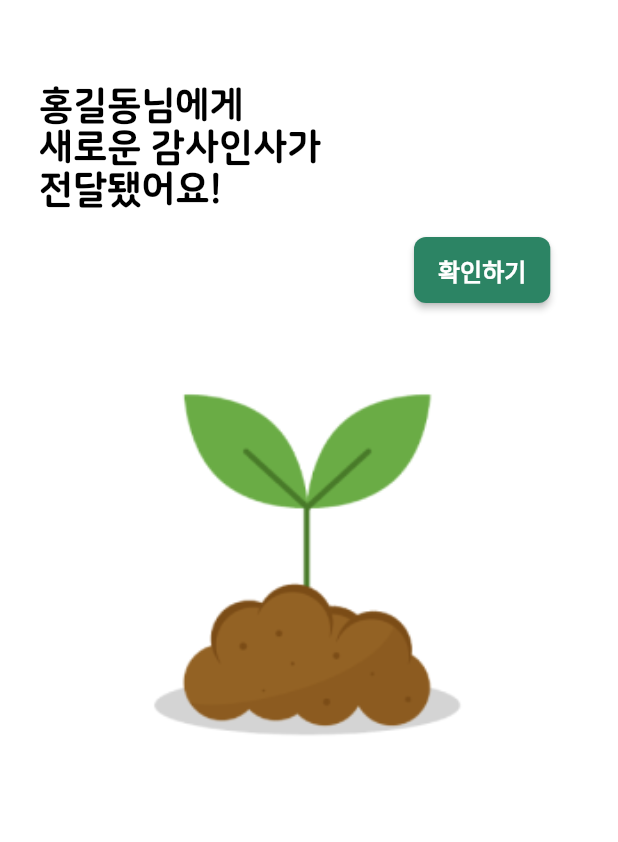
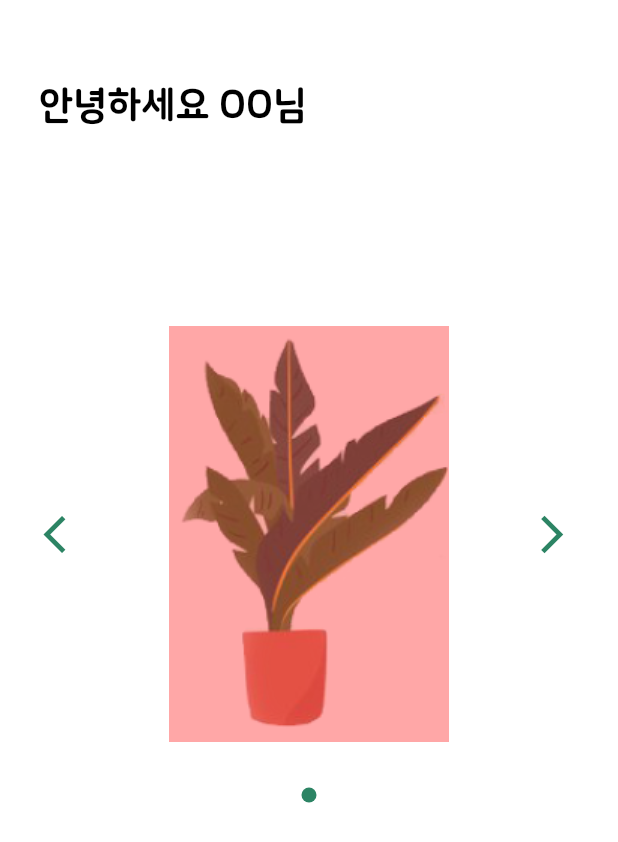
Before and after one commit to okskmk2/fill-my-heart, a Flutter app: the HomePage screen opened directly, on a phone screen of 412 x 824 dp. Shown: the top 842 px of the screen. Run offline on Flutter 3.47's test engine with Material 2 defaults, Android fonts, the phone set to English and light mode, and no system bars; our stand-ins replace firebase_auth, firebase_core, firebase_storage, flutter_svg, flutter_swiper; accounts and stored records are empty.

Commit message:
home page swiper

```diff
--- a/lib/pages/home_page.dart
+++ b/lib/pages/home_page.dart
@@ -1,17 +1,22 @@
 import 'package:flutter/material.dart';
+import 'package:flutter_swiper/flutter_swiper.dart';
 import 'package:thank_tree/common/styles.dart';
 
-class HomePage extends StatelessWidget {
+final List<String> imgList = ['assets/icons/dd 1.png'];
+
+class HomePage extends StatefulWidget {
   // constructor
   const HomePage({Key? key}) : super(key: key);
+
+  @override
+  State<HomePage> createState() => _HomePageState();
+}
+
+class _HomePageState extends State<HomePage> {
   final bottomIndex = 0;
 
   @override
   Widget build(BuildContext context) {
-    /*return Container(
-      alignment: AlignmentDirectional.center,
-      child: Image.asset('assets/tree.jpg'),
-    );*/
     return Scaffold(
       body: Padding(
         padding: const EdgeInsets.all(16.0),
@@ -25,25 +30,20 @@ class HomePage extends StatelessWidget {
               child: Text(
                 softWrap: true,
                 textAlign: TextAlign.left,
-                "홍길동님에게 \n새로운 감사인사가\n전달됐어요!",
+                "안녕하세요 OO님",
                 style: Theme.of(context).textTheme.headline1,
               ),
             ),
             Container(
-              margin: EdgeInsets.only(left: 260),
-              child: ElevatedButton(
-                onPressed: () {},
-                style: CustomStyles.smallButtonStyle,
-                child: Text('확인하기'),
-              ),
-            ),
-            Padding(
+              height: 400,
               padding: EdgeInsets.all(8),
-              child: Image.asset(
-                'assets/seed.png',
-                width: double.infinity,
-                height: 300,
-                fit: BoxFit.fitHeight,
+              child: Swiper(
+                control: SwiperControl(),
+                pagination: SwiperPagination(),
+                itemCount: imgList.length,
+                itemBuilder: (BuildContext context, int index) {
+                  return Image.asset(imgList[index]);
+                },
               ),
             )
           ],
@@ -52,3 +52,6 @@ class HomePage extends StatelessWidget {
     );
   }
 }
+
+//page view
+//acrouselController
--- a/pubspec.yaml
+++ b/pubspec.yaml
@@ -29,8 +29,7 @@ environment:
 dependencies:
   flutter:
     sdk: flutter
-
-
+  flutter_swiper: ^1.1.6
 
   # The following adds the Cupertino Icons font to your application.
   # Use with the CupertinoIcons class for iOS style icons.
```
Also changed, not shown: assets/icons/dd 1.png (added).
